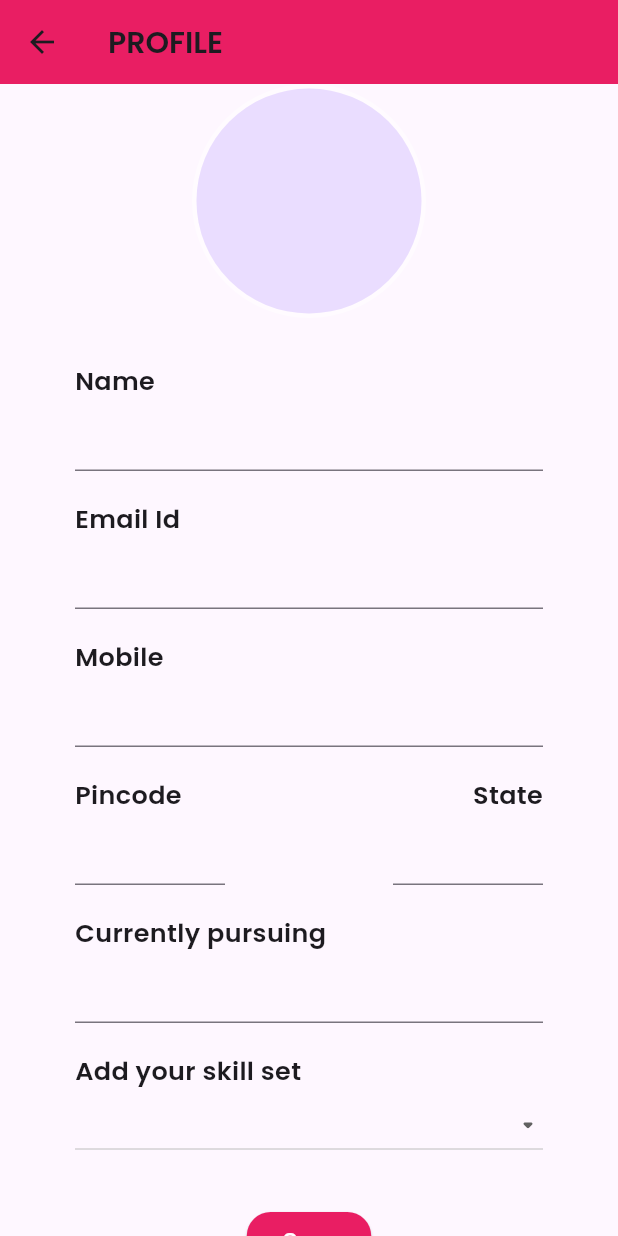
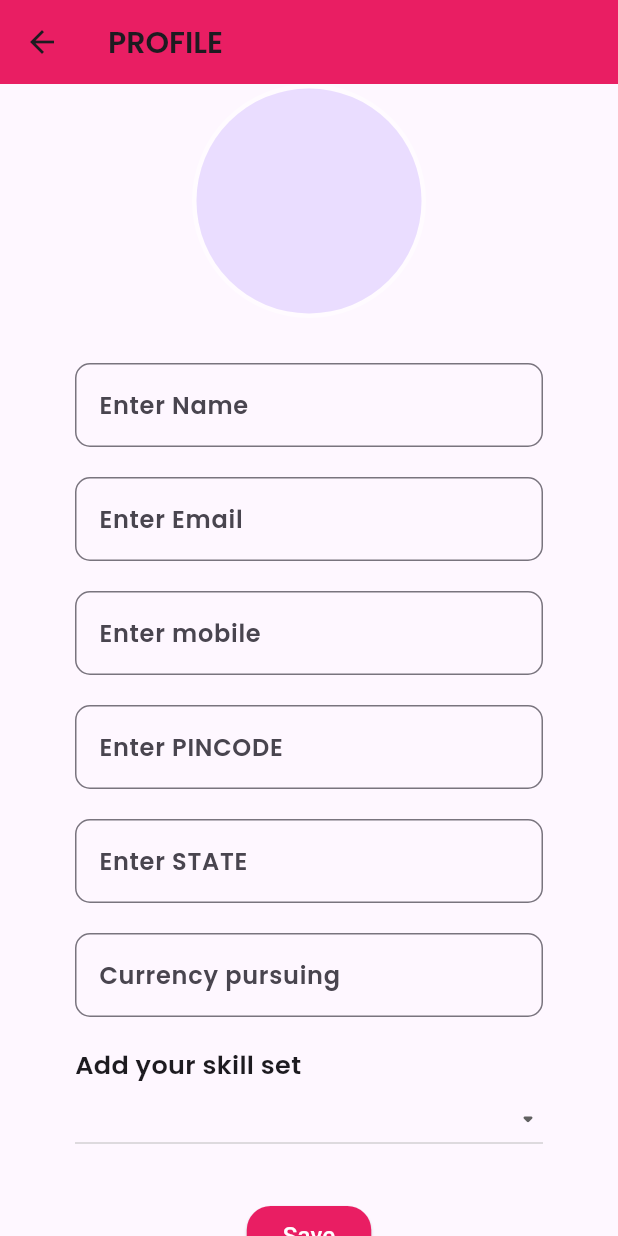
Before and after one commit to MuthuvelA/JOBPORTAL_FRONTEND, a Flutter app: the ProfilePage screen opened by its route, on a phone screen of 412 x 824 dp. Run offline on Flutter 3.47's test engine with Material 3 defaults, Android fonts, the phone set to English and light mode, and no system bars; network calls fail.

Commit message:
profile page for user adjustment completed

```diff
--- a/lib/component/view/profile_view.dart
+++ b/lib/component/view/profile_view.dart
@@ -53,90 +53,115 @@ class _ProfilePageState extends State<ProfilePage> {
             children: [
               Center(child: profilePage()),
               SizedBox(height: 30),
-              Align(
-                alignment: Alignment.centerLeft,
-                child: Text(
-                  "Name",
-                  style: TextStyle(fontSize: 17, fontFamily: "Poppins-bold"),
+              Container(
+                decoration: BoxDecoration(
+                  borderRadius: BorderRadius.circular(10),
+                ),
+                child: TextField(
+                  controller: nameController,
+                  decoration: InputDecoration(
+                    hintText: "Enter Name",
+                    hintStyle: TextStyle(fontFamily: "Poppins-bold", fontWeight: FontWeight.w700),
+                    border: OutlineInputBorder(
+                        borderRadius: BorderRadius.circular(10),
+                        borderSide: const BorderSide(
+                            color: Colors.blue, width: 2
+                        )
+                    ),
+                  ),
                 ),
               ),
+              SizedBox(height: 20),
               Container(
                 width: 400,
                 child: TextField(
-                  controller: nameController,
-                ),
-              ),
-              SizedBox(height: 20),
-              Align(
-                alignment: Alignment.centerLeft,
-                child: Text(
-                  "Email Id",
-                  style: TextStyle(fontSize: 17, fontFamily: "Poppins-bold"),
-                ),
-              ),
-              Container(
-                width: 400,
-                child: TextField(
+                  decoration: InputDecoration(
+                    hintText: "Enter Email",
+                    hintStyle: TextStyle(fontFamily: "Poppins-bold", fontWeight: FontWeight.w700),
+                    border: OutlineInputBorder(
+                        borderRadius: BorderRadius.circular(10),
+                        borderSide: const BorderSide(
+                            color: Colors.blue, width: 2
+                        )
+                    ),
+                  ),
                   controller: emailController,
                 ),
               ),
               SizedBox(height: 20),
-              Align(
-                alignment: Alignment.centerLeft,
-                child: Text(
-                  "Mobile",
-                  style: TextStyle(fontSize: 17, fontFamily: "Poppins-bold"),
+              Container(
+                decoration: BoxDecoration(
+                    borderRadius: BorderRadius.circular(10)
                 ),
-              ),
-              Container(
-                width: 400,
                 child: TextField(
+                  decoration: InputDecoration(
+                      hintText: "Enter mobile",
+                    hintStyle: TextStyle(fontFamily: "Poppins-bold", fontWeight: FontWeight.w700),
+                    border: OutlineInputBorder(
+                        borderRadius: BorderRadius.circular(10),
+                        borderSide: const BorderSide(
+                            color: Colors.blue, width: 2
+                        )
+                    ),
+                  ),
                   controller: mobileController,
                 ),
               ),
               SizedBox(height: 20),
-              Row(
-                mainAxisAlignment: MainAxisAlignment.spaceBetween,
-                children: [
-                  Text(
-                    "Pincode",
-                    style: TextStyle(fontSize: 17, fontFamily: "Poppins-bold"),
-                  ),
-                  Text(
-                    "State",
-                    style: TextStyle(fontSize: 17, fontFamily: "Poppins-bold"),
-                  ),
-                ],
-              ),
-              Row(
-                mainAxisAlignment: MainAxisAlignment.spaceBetween,
-                children: [
-                  Container(
-                    width: 100,
-                    child: TextField(
-                      controller: pincodeController,
+              Container(
+                decoration: BoxDecoration(
+                    borderRadius: BorderRadius.circular(10)
+                ),
+                child: TextField(
+                  decoration: InputDecoration(
+                      hintText: "Enter PINCODE",
+                    hintStyle: TextStyle(fontFamily: "Poppins-bold", fontWeight: FontWeight.w700),
+                    border: OutlineInputBorder(
+                        borderRadius: BorderRadius.circular(10),
+                        borderSide: const BorderSide(
+                            color: Colors.blue, width: 2
+                        )
                     ),
                   ),
-                  Container(
-                    width: 100,
-                    child: TextField(
-                      controller: stateController,
+                  controller: mobileController,
+                ),
+              ),
+              SizedBox(height: 20,),
+              Container(
+                decoration: BoxDecoration(
+                    borderRadius: BorderRadius.circular(10)
+                ),
+                child: TextField(
+                  decoration: InputDecoration(
+                      hintText: "Enter STATE",
+                    hintStyle: TextStyle(fontFamily: "Poppins-bold", fontWeight: FontWeight.w700),
+                    border: OutlineInputBorder(
+                        borderRadius: BorderRadius.circular(10),
+                        borderSide: const BorderSide(
+                            color: Colors.blue, width: 2
+                        )
                     ),
                   ),
-                ],
+                  controller: mobileController,
+                ),
               ),
               SizedBox(height: 20),
-              Align(
-                alignment: Alignment.centerLeft,
-                child: Text(
-                  "Currently pursuing",
-                  style: TextStyle(fontSize: 17, fontFamily: "Poppins-bold"),
+              Container(
+                decoration: BoxDecoration(
+                    borderRadius: BorderRadius.circular(10)
                 ),
-              ),
-              Container(
-                width: 400,
                 child: TextField(
-                  controller: currentWorkController,
+                  decoration: InputDecoration(
+                      hintText: "Currency pursuing",
+                    hintStyle: TextStyle(fontFamily: "Poppins-bold", fontWeight: FontWeight.w700),
+                    border: OutlineInputBorder(
+                        borderRadius: BorderRadius.circular(10),
+                        borderSide: const BorderSide(
+                            color: Colors.blue, width: 2
+                        )
+                    ),
+                  ),
+                  controller: mobileController,
                 ),
               ),
               SizedBox(height: 20),
--- a/lib/main.dart
+++ b/lib/main.dart
@@ -1,6 +1,7 @@
 import 'package:flutter/material.dart';
 import 'package:jobportal/component/view/application_tracker_user.dart';
 import 'package:jobportal/component/view/create_job.dart';
+import 'package:jobportal/component/view/entry.dart';
 import 'package:jobportal/component/view/job_list_employee_view.dart';
 import 'package:jobportal/component/view/loginUser.dart';
 import 'package:jobportal/component/view/profile_employer_view.dart';
@@ -14,8 +15,8 @@ void main() {
   Widget myApp = MaterialApp(
     initialRoute: "/entry",
     routes: {
-      "/login" : (context) => const LoginPage(),
-      "/signIn" : (context) => const SignInPage(),
+      "/login": (context) => const LoginPage(),
+      "/signIn": (context) => const SignInPage(),
       "/search": (context) => const SearchPage(),
       "/profile": (context) => const ProfilePage(),
       "/profileEmployee": (context) => const ProfileEmployeePage(),
```
Also changed, not shown: pubspec.lock.
